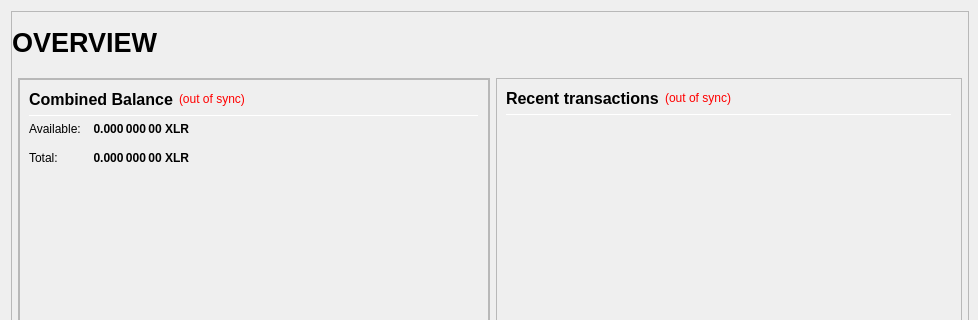
Before: the Qt Designer form src/qt/forms/overviewpage.ui in cryptocrowd-xcrc/core-wallet, drawn with Qt 5; both pictures show x 0 to 978 and y 0 to 320 of the 978 by 841 pixel window.
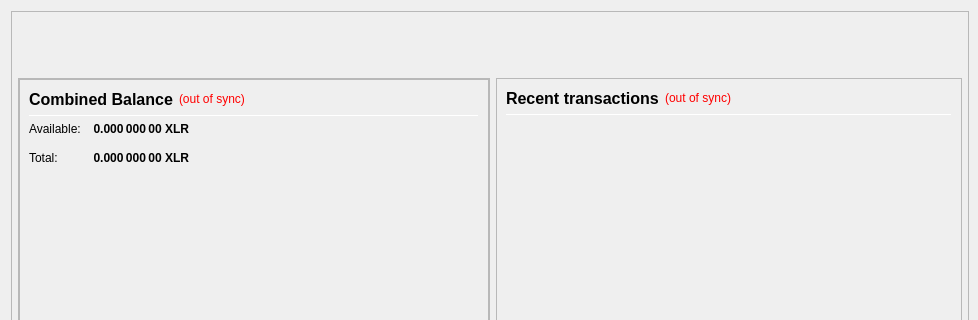
After: the same form once the commit is applied.

```diff
--- a/src/qt/forms/overviewpage.ui
+++ b/src/qt/forms/overviewpage.ui
@@ -86,52 +86,10 @@
             <number>0</number>
            </property>
            <item>
-            <layout class="QHBoxLayout" name="horizontalLayout_Header" stretch="1,0,1">
+            <layout class="QHBoxLayout" name="horizontalLayout_Header" stretch="1">
              <property name="spacing">
               <number>6</number>
              </property>
-             <item>
-              <widget class="QLabel" name="labelOverviewHeaderLeft">
-               <property name="minimumSize">
-                <size>
-                 <width>464</width>
-                 <height>60</height>
-                </size>
-               </property>
-               <property name="maximumSize">
-                <size>
-                 <width>16777215</width>
-                 <height>60</height>
-                </size>
-               </property>
-               <property name="font">
-                <font>
-                 <pointsize>20</pointsize>
-                 <weight>75</weight>
-                 <bold>true</bold>
-                </font>
-               </property>
-               <property name="text">
-                <string>OVERVIEW</string>
-               </property>
-               <property name="alignment">
-                <set>Qt::AlignLeading|Qt::AlignLeft|Qt::AlignVCenter</set>
-               </property>
-              </widget>
-             </item>
-             <item>
-              <spacer name="horizontalSpacer_Header">
-               <property name="orientation">
-                <enum>Qt::Horizontal</enum>
-               </property>
-               <property name="sizeHint" stdset="0">
-                <size>
-                 <width>40</width>
-                 <height>20</height>
-                </size>
-               </property>
-              </spacer>
-             </item>
              <item>
               <widget class="QLabel" name="labelOverviewHeaderRight">
                <property name="minimumSize">
```
